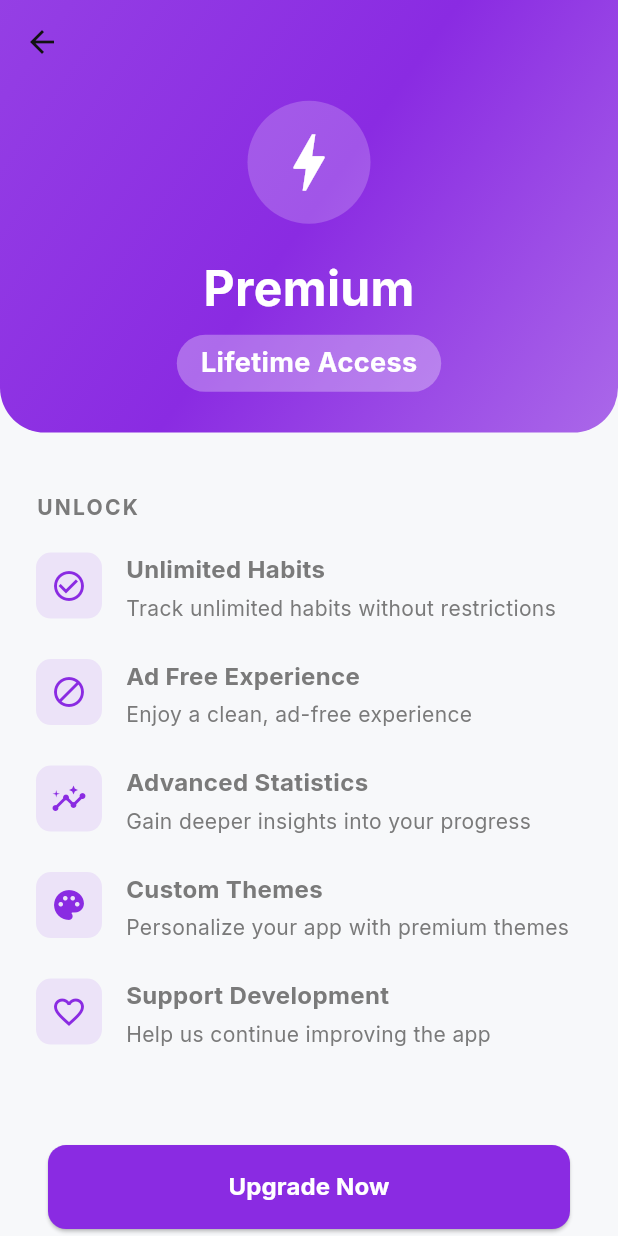
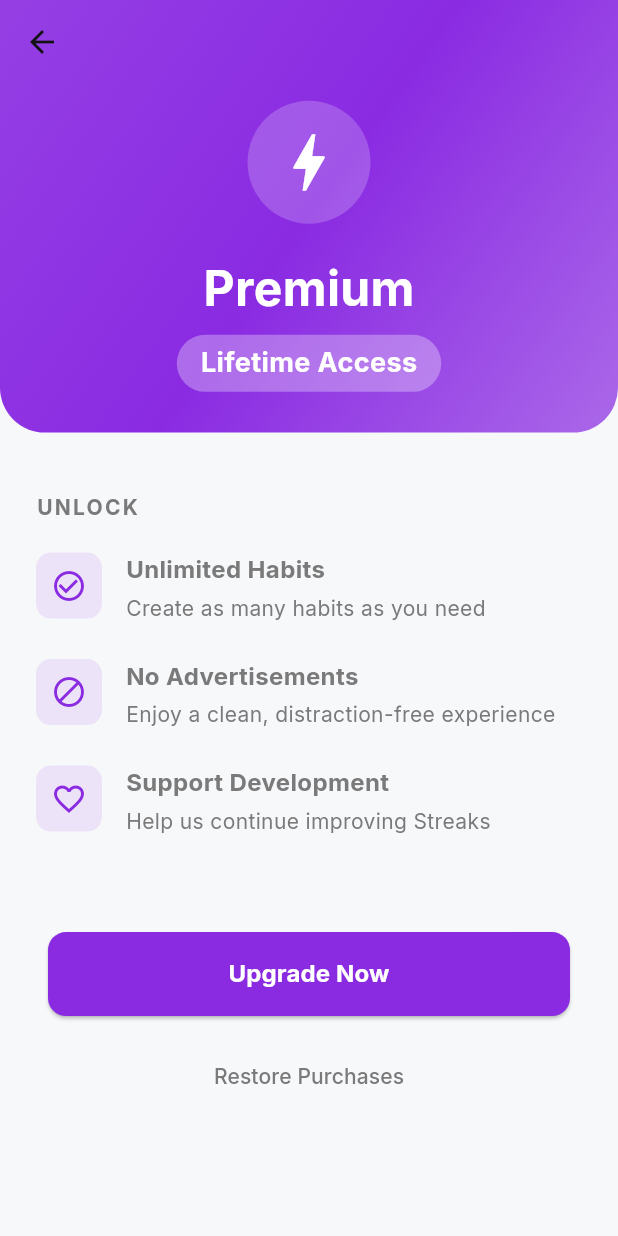
Before and after one commit to kaex/streaks, a Flutter app: the PremiumScreen screen opened directly, on a phone screen of 412 x 824 dp. Run offline on Flutter 3.47's test engine with Material 3 defaults, Android fonts, the phone set to English and light mode, and no system bars; our stand-ins replace fl_chart, flutter_local_notifications, flutter_staggered_animations, flutter_timezone, google_fonts, google_mobile_ads and 5 more; accounts and stored records are empty; network calls fail.

Commit message:
Update premium features list with a simpler predefined array format

```diff
--- a/lib/screens/premium_screen.dart
+++ b/lib/screens/premium_screen.dart
@@ -216,43 +216,31 @@ class _PremiumScreenState extends State<PremiumScreen> {
   }
 
   List<Widget> _buildFeatures() {
-    final features = PremiumService.premiumFeatures.entries.map((entry) {
-      IconData icon;
-      switch (entry.key) {
-        case 'unlimited_habits':
-          icon = Icons.check_circle_outline;
-          break;
-        case 'ad_free_experience':
-          icon = Icons.block;
-          break;
-        case 'advanced_statistics':
-          icon = Icons.insights;
-          break;
-        case 'custom_themes':
-          icon = Icons.palette;
-          break;
-        default:
-          icon = Icons.star;
-      }
+    final features = [
+      {
+        'icon': Icons.check_circle_outline,
+        'title': 'Unlimited Habits',
+        'description': 'Create as many habits as you need',
+      },
+      {
+        'icon': Icons.block,
+        'title': 'No Advertisements',
+        'description': 'Enjoy a clean, distraction-free experience',
+      },
+      {
+        'icon': Icons.favorite_outline,
+        'title': 'Support Development',
+        'description': 'Help us continue improving Streaks',
+      },
+    ];
 
-      return _buildFeatureItem(
-        icon: icon,
-        title: entry.key
-            .split('_')
-            .map((word) => '${word[0].toUpperCase()}${word.substring(1)}')
-            .join(' '),
-        description: entry.value,
-      );
-    }).toList();
-
-    // Add support development feature
-    features.add(_buildFeatureItem(
-      icon: Icons.favorite_outline,
-      title: 'Support Development',
-      description: 'Help us continue improving the app',
-    ));
-
-    return features;
+    return features
+        .map((feature) => _buildFeatureItem(
+              icon: feature['icon'] as IconData,
+              title: feature['title'] as String,
+              description: feature['description'] as String,
+            ))
+        .toList();
   }
 
   Widget _buildFeatureItem({
```
